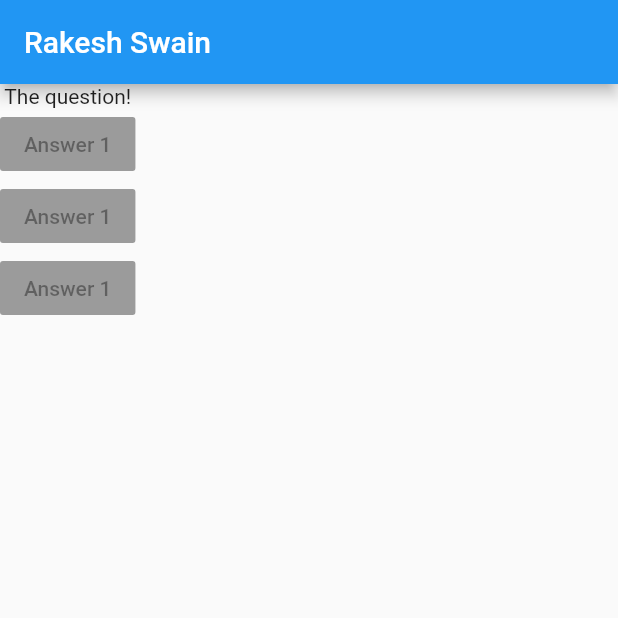
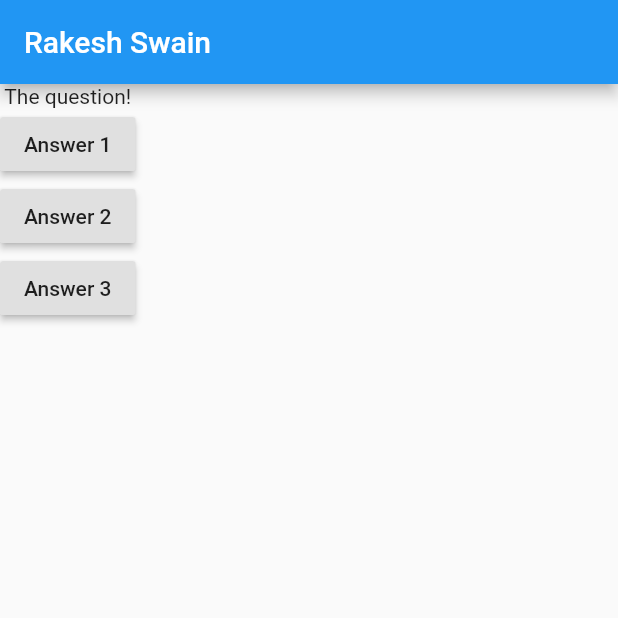
Before and after one commit to Rakesh-swain/Quiz_App, a Flutter app: the screen it shows after launch, on a phone screen of 412 x 824 dp, the top half of it. Run offline on Flutter 3.47's test engine with Material 2 defaults, Android fonts, the phone set to English and light mode, and no system bars.

Commit message:
Add method

```diff
--- a/lib/main.dart
+++ b/lib/main.dart
@@ -5,6 +5,10 @@ import 'package:flutter/material.dart';
 void main() => runApp(MyApp());
 
 class MyApp extends StatelessWidget {
+  void answerQuestion() {
+    print("Answer choosen");
+  }
+
   @override
   Widget build(BuildContext context) {
     var _questions = [
@@ -12,15 +16,19 @@ class MyApp extends StatelessWidget {
       "What's your favourite animal ?"
     ];
     return MaterialApp(
+      debugShowCheckedModeBanner: false,
       home: Scaffold(
         appBar: AppBar(
           title: const Text('Rakesh Swain'),
         ),
-        body: Column(children: const [
-          Text("The question!"),
-          RaisedButton(child: Text("Answer 1"), onPressed: null),
-          RaisedButton(child: Text("Answer 1"), onPressed: null),
-          RaisedButton(child: Text("Answer 1"), onPressed: null),
+        body: Column(children: [
+          const Text("The question!"),
+          RaisedButton(
+              child: const Text("Answer 1"), onPressed: answerQuestion),
+          RaisedButton(
+              child: const Text("Answer 2"), onPressed: answerQuestion),
+          RaisedButton(
+              child: const Text("Answer 3"), onPressed: answerQuestion),
         ]),
       ),
     );
```
Also changed, not shown: 1 other file.
